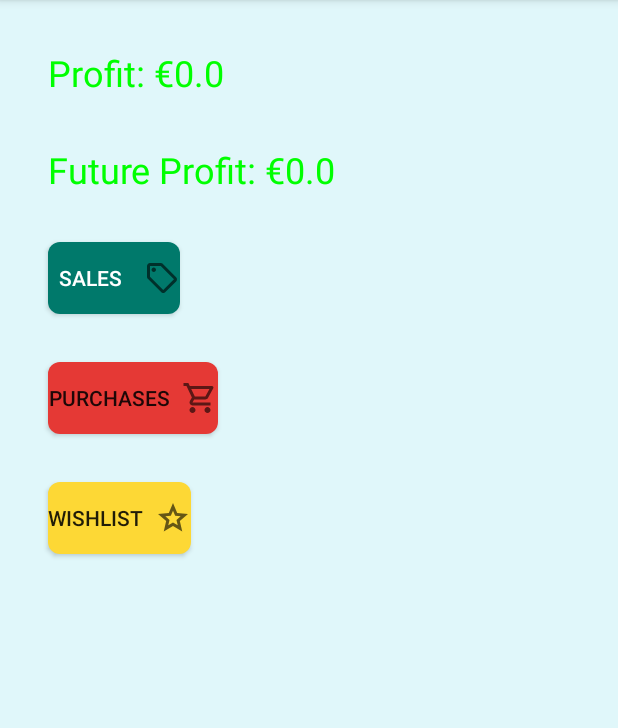
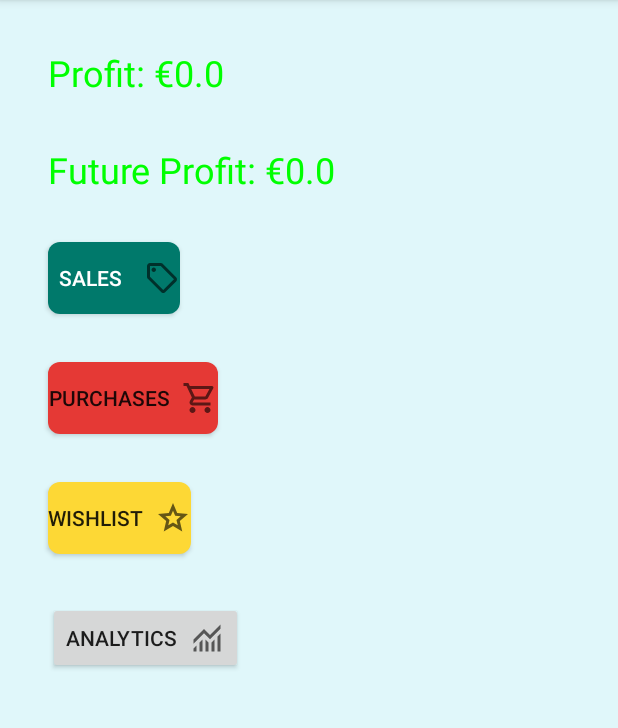
Before and after one commit to AndreaUtzeri/SwapProfit, an Android app built with Jetpack Compose: the screen it shows after launch (HomeActivity), on a phone screen of 412 x 824 dp, the part 84-812 px from its top. Run offline under Robolectric (Android 15) with nearby library versions, the phone set to English and light mode, and no system bars; our stand-ins replace Room's generated code.

Commit message:
Aggiunta dell analytics

```diff
--- a/app/build.gradle.kts
+++ b/app/build.gradle.kts
@@ -60,6 +60,7 @@ val roomVersion = "2.6.1"
 dependencies {
 
 
+    implementation("com.github.PhilJay:MPAndroidChart:v3.1.0")
     implementation("androidx.constraintlayout:constraintlayout:2.1.4")
     implementation("androidx.appcompat:appcompat:1.6.1")  //appcompat
     implementation(libs.androidx.core.ktx)
--- a/app/src/main/AndroidManifest.xml
+++ b/app/src/main/AndroidManifest.xml
@@ -32,6 +32,8 @@
             android:theme="@style/Theme.AppCompat.Light"/>
         <activity android:name=".WishlistActivity"
             android:theme="@style/Theme.AppCompat.Light"/>
+        <activity android:name=".AnalyticsActivity"
+            android:theme="@style/Theme.AppCompat.Light"/>
     </application>
 
 </manifest>
--- a/app/src/main/java/com/example/swapprofit/HomeActivity.kt
+++ b/app/src/main/java/com/example/swapprofit/HomeActivity.kt
@@ -35,6 +35,11 @@ class HomeActivity : AppCompatActivity() {
 
         binding.btnWishlist.setOnClickListener {
             val intent = Intent(this, WishlistActivity::class.java)
+            startActivity(intent)
+        }
+
+        binding.btnAnalytics.setOnClickListener {
+            val intent = Intent(this, AnalyticsActivity::class.java)
             startActivity(intent)
         }
 
--- /dev/null
+++ b/app/src/main/res/drawable/ic_analytics.xml
@@ -0,0 +1,11 @@
+<vector xmlns:android="http://schemas.android.com/apk/res/android"
+    android:width="24dp"
+    android:height="24dp"
+    android:viewportWidth="960"
+    android:viewportHeight="960"
+    android:tint="?attr/colorControlNormal"
+    android:autoMirrored="true">
+  <path
+      android:fillColor="@android:color/white"
+      android:pathData="M120,840L120,760L200,680L200,840L120,840ZM280,840L280,600L360,520L360,520L360,840L280,840ZM440,840L440,520L520,601L520,840L440,840ZM600,840L600,601L680,521L680,840L600,840ZM760,840L760,440L840,360L840,840L760,840ZM120,633L120,520L400,240L560,400L840,120L840,233L560,513L400,353L120,633Z"/>
+</vector>
--- a/app/src/main/res/layout/activity_home.xml
+++ b/app/src/main/res/layout/activity_home.xml
@@ -64,4 +64,14 @@
         android:drawablePadding="8dp"
         android:layout_margin="16dp"
         android:layout_below="@id/btnPurchases"/>
+
+    <Button
+        android:id="@+id/btnAnalytics"
+        android:layout_width="wrap_content"
+        android:layout_height="wrap_content"
+        android:text="Analytics"
+        android:drawableEnd="@drawable/ic_analytics"
+        android:drawablePadding="8dp"
+        android:layout_margin="16dp"
+        android:layout_below="@id/btnWishlist"/>
 </RelativeLayout>
--- a/settings.gradle.kts
+++ b/settings.gradle.kts
@@ -16,6 +16,7 @@ dependencyResolutionManagement {
     repositories {
         google()
         mavenCentral()
+        maven(url ="https://jitpack.io")
 
     }
 }
```
Also changed, not shown: app/src/main/java/com/example/swapprofit/AnalyticsActivity.kt (added, +137 -0 lines), app/src/main/java/com/example/swapprofit/DateValueFormatter.kt (added, +14 -0 lines), app/src/main/res/layout/activity_analytics.xml (added, +18 -0 lines), gradle/libs.versions.toml (+4 -4 lines).
